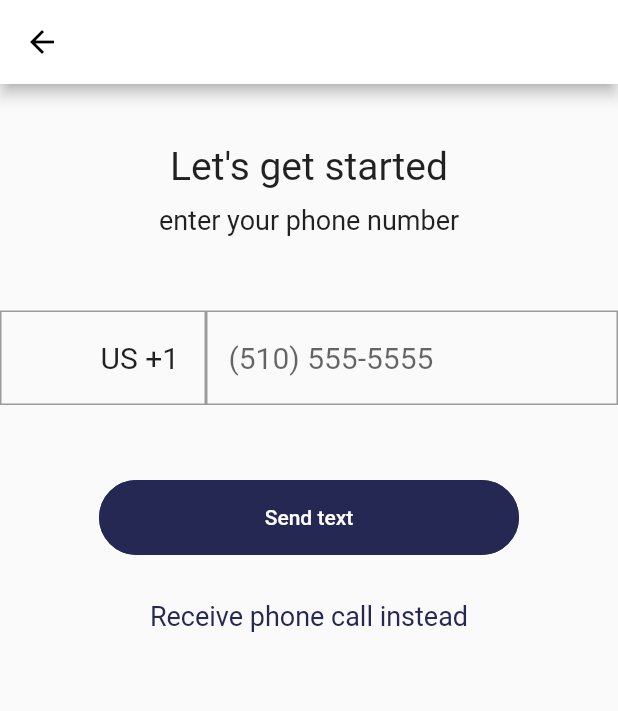
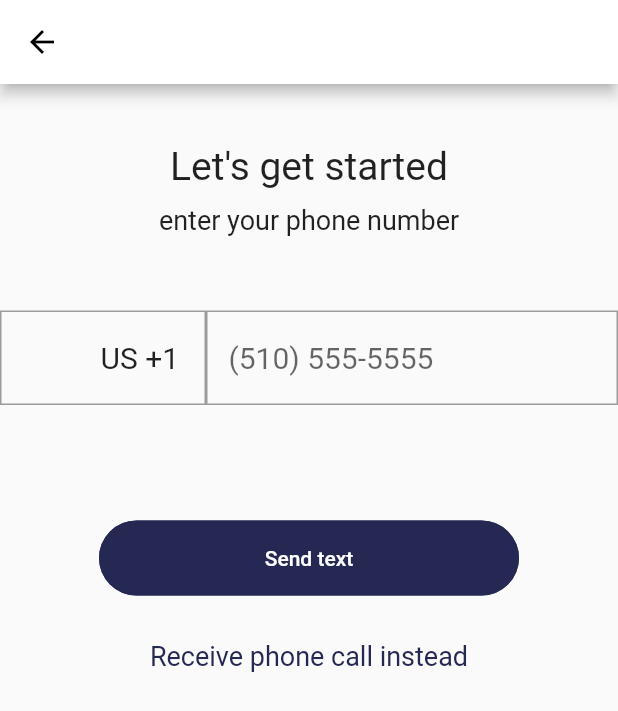
Before and after one commit to ekayy/alike_learning, a Flutter app: the screen it shows after launch, after a tap on "Sign Up", on a phone screen of 412 x 824 dp. Shown: the top 711 px of the screen. Run offline on Flutter 3.47's test engine with Material 2 defaults, Android fonts, the phone set to English and light mode, and no system bars; our stand-ins replace flutter_masked_text, pin_code_text_field.

Commit message:
Rename screens and setup named routes in main

```diff
--- a/lib/src/auth/auth_verify.dart
+++ b/lib/src/auth/sign_up_phone_screen.dart
@@ -1,17 +1,17 @@
-import 'package:alike_learning/src/auth/auth_create_account.dart';
+import 'package:alike_learning/src/auth/sign_up_email.dart';
 import 'package:flutter/cupertino.dart';
 import 'package:flutter/material.dart';
-import 'package:alike_learning/src/core/button.dart';
+import 'package:alike_learning/src/common/button.dart';
 import 'package:flutter/services.dart';
 import 'package:pin_code_text_field/pin_code_text_field.dart';
 import 'package:flutter_masked_text/flutter_masked_text.dart';
 
-class AuthVerify extends StatefulWidget {
+class SignUpPhoneScreen extends StatefulWidget {
   @override
-  _AuthVerifyState createState() => _AuthVerifyState();
+  _SignUpPhoneScreenState createState() => _SignUpPhoneScreenState();
 }
 
-class _AuthVerifyState extends State<AuthVerify> {
+class _SignUpPhoneScreenState extends State<SignUpPhoneScreen> {
   final _phoneIsoController = TextEditingController(text: 'US +1');
   final _phoneController = MaskedTextController(mask: '(000) 000-0000');
   final _pinController = TextEditingController();
@@ -28,6 +28,7 @@ class _AuthVerifyState extends State<AuthVerify> {
     return Form(
       key: _formKey,
       child: Container(
+        height: 90,
         child: Row(
           crossAxisAlignment: CrossAxisAlignment.start,
           children: <Widget>[
@@ -109,11 +110,12 @@ class _AuthVerifyState extends State<AuthVerify> {
   Widget pinInput() {
     return Container(
       width: MediaQuery.of(context).size.width,
-      height: 64,
       decoration: BoxDecoration(
           border: Border.all(color: Color.fromRGBO(151, 151, 151, 1.0))),
       child: Center(
         child: PinCodeTextField(
+          pinBoxOuterPadding:
+              EdgeInsets.only(left: 15, bottom: 15, top: 15, right: 15),
           autofocus: true,
           controller: _pinController,
           highlight: true,
--- a/lib/src/auth/auth_splash.dart
+++ b/lib/src/auth/sign_up_splash_screen.dart
@@ -1,9 +1,8 @@
-import 'package:alike_learning/src/auth/auth_verify.dart';
-import 'package:alike_learning/src/core/button.dart';
+import 'package:alike_learning/src/common/button.dart';
 import 'package:flutter/cupertino.dart';
 import 'package:flutter/material.dart';
 
-class AuthSplash extends StatelessWidget {
+class SignUpSplashScreen extends StatelessWidget {
   @override
   Widget build(BuildContext context) {
     return Scaffold(
@@ -17,7 +16,9 @@ class AuthSplash extends StatelessWidget {
                   CupertinoIcons.heart,
                 ),
                 Text('alike'),
-                Text('Tell your story and find love'),
+                SizedBox(height: 10),
+                Text('Tell your story and find love',
+                    style: TextStyle(fontSize: 20)),
               ],
             ),
             Column(
@@ -25,10 +26,7 @@ class AuthSplash extends StatelessWidget {
                 Button(
                   text: 'Sign Up',
                   onPress: () {
-                    Navigator.push(
-                      context,
-                      MaterialPageRoute(builder: (context) => AuthVerify()),
-                    );
+                    Navigator.pushNamed(context, '/signUpPhone');
                   },
                 ),
                 SizedBox(height: 20),
```
Also changed, not shown: lib/main.dart (+7 -89 lines), lib/src/common/button.dart (renamed from lib/src/core/button.dart), lib/src/common/form_phone_input.dart (added).
